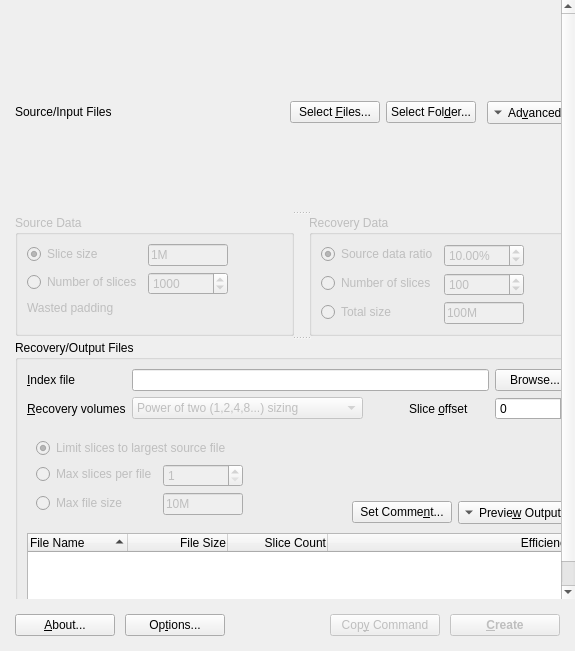
Old version of the form mainwindow.ui in the repository animetosho/ParParGUI.
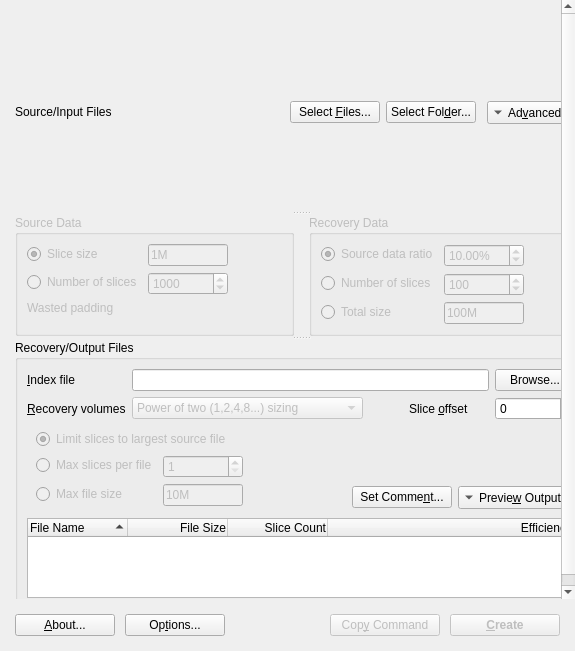
New version of the form. The open tabs and pages were chosen to show the change. Icons and pictures are not drawn. Custom widgets are drawn as their Qt base class.

Commit message: Fix sizing bug with recovery volume options

```diff
--- a/mainwindow.ui
+++ b/mainwindow.ui
@@ -1111,6 +1111,12 @@
                  </widget>
                  <widget class="QWidget" name="page_2">
                   <layout class="QFormLayout" name="formLayout_3">
+                   <property name="topMargin">
+                    <number>0</number>
+                   </property>
+                   <property name="bottomMargin">
+                    <number>0</number>
+                   </property>
                    <item row="0" column="0" colspan="2">
                     <widget class="QRadioButton" name="optDestMaxLfile">
                      <property name="text">
```
Left out of the diff: 2 changed lines with no effect on the pictures. The commit also changes 1 other file.
